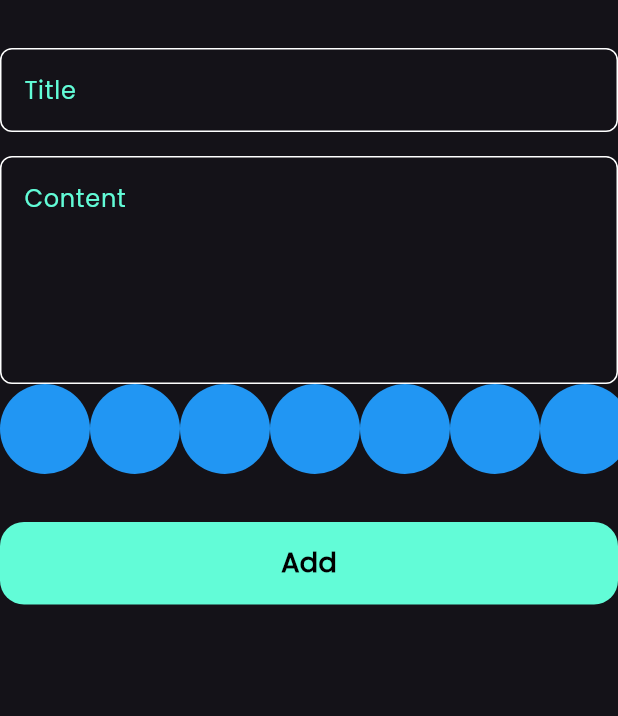
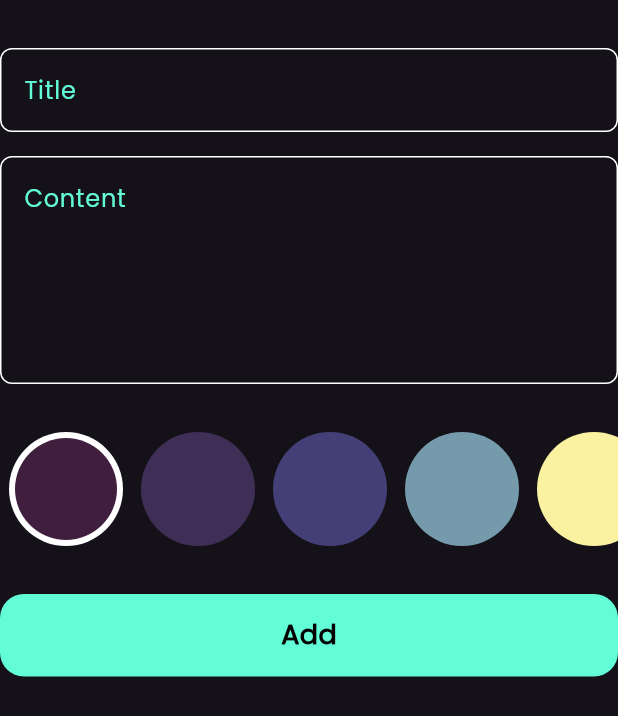
Before and after one commit to ZeyadBamj/notes_app, a Flutter app: the AddNoteForm widget shown alone on an empty page, opened directly, on a phone screen of 412 x 824 dp. Shown: the top 716 px of the screen. Run offline on Flutter 3.47's test engine with Material 3 defaults, Android fonts, the phone set to English and light mode, and no system bars; our stand-ins replace bloc, flutter_bloc, font_awesome_flutter, hive, hive_flutter, modal_progress_hud_nsn; accounts and stored records are empty.

Commit message:
color_list_view.dart part 2, make list of colors from website generator and show it

```diff
--- a/lib/views/widgets/add_note_form.dart
+++ b/lib/views/widgets/add_note_form.dart
@@ -41,6 +41,7 @@ class _AddNoteFormState extends State<AddNoteForm> {
             hintText: 'Content',
             maxLines: 5,
           ),
+          const SizedBox(height: 32),
           const ColorListView(),
           const SizedBox(height: 32),
           BlocBuilder<AddNoteCubit, AddNoteState>(
--- a/lib/views/widgets/color_list_view.dart
+++ b/lib/views/widgets/color_list_view.dart
@@ -1,27 +1,61 @@
-
 import 'package:flutter/material.dart';
 
 class ColorItem extends StatelessWidget {
-  const ColorItem({super.key});
+  const ColorItem({super.key, required this.isActive, required this.color});
 
+  final bool isActive;
+
+  final Color color;
   @override
   Widget build(BuildContext context) {
-    return const CircleAvatar(radius: 30, backgroundColor: Colors.blue);
+    return isActive
+        ? CircleAvatar(
+          radius: 38,
+          backgroundColor: Colors.white,
+          child: CircleAvatar(radius: 34, backgroundColor: color),
+        )
+        : CircleAvatar(radius: 38, backgroundColor: color);
   }
 }
 
-class ColorListView extends StatelessWidget {
+class ColorListView extends StatefulWidget {
   const ColorListView({super.key});
 
   @override
+  State<ColorListView> createState() => _ColorListViewState();
+}
+
+class _ColorListViewState extends State<ColorListView> {
+  int currentIndex = 0;
+
+  List<Color> colors = const [
+    Color(0xff401F3E),
+    Color(0xff3F2E56),
+    Color(0xff453F78),
+    Color(0xff759AAB),
+    Color(0xffFAF2A1),
+  ];
+  @override
   Widget build(BuildContext context) {
     return SizedBox(
-      height: 30 * 2,
+      height: 38 * 2,
       child: ListView.builder(
         scrollDirection: Axis.horizontal,
-        itemCount: 10,
+        itemCount: colors.length,
         itemBuilder: (context, index) {
-          return ColorItem();
+          return Padding(
+            padding: const EdgeInsets.symmetric(horizontal: 6),
+            child: GestureDetector(
+              onTap: () {
+                currentIndex = index;
+                setState(() {});
+              },
+              child: ColorItem(
+                isActive: currentIndex == index,
+                color: colors[index],
+              ),
+            ),
+          );
         },
       ),
     );
```
